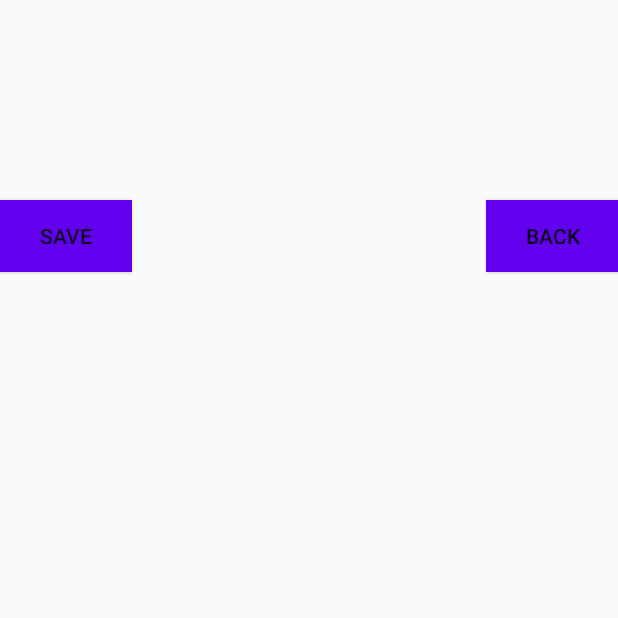
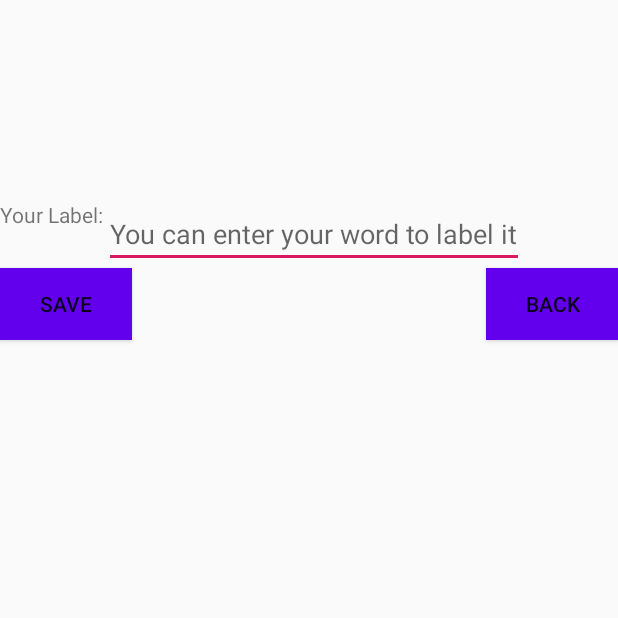
Before and after one commit to shabulayu/android-final-project, an Android app: the activity_details_newyork screen opened directly, with no data from a screen before it, after a tap on "SAVE", on a phone screen of 412 x 824 dp, the top half of it. Run offline under Robolectric (Android 15) with nearby library versions, the phone set to English and light mode, and no system bars; 4 statements that could not run were skipped.

Commit message:
finish the milestone 2_Yongli

```diff
--- a/app/src/main/AndroidManifest.xml
+++ b/app/src/main/AndroidManifest.xml
@@ -14,12 +14,13 @@
         android:theme="@style/AppTheme"
         android:usesCleartextTraffic="true">
         <activity android:name=".NewYorkTimes.saved_list_newyork"></activity>
-        <activity android:name=".seved_activity_newyork" />
+        <activity android:name=".NewYorkTimes.seved_activity_newyork" />
         <activity android:name=".NewsFeed.NewsSavedArticle" />
         <activity android:name=".NewsFeed.NewsArticle" />
         <activity android:name=".NewsFeed.NewsFeed" />
         <activity android:name=".NewYorkTimes.activity_newyork" />
         <activity android:name=".NewYorkTimes.Empty_newyork" />
+
         <activity android:name=".MainActivity">
             <intent-filter>
                 <action android:name="android.intent.action.MAIN" />
--- a/app/src/main/java/com/example/finalproject/NewYorkTimes/activity_details_newyork.java
+++ b/app/src/main/java/com/example/finalproject/NewYorkTimes/activity_details_newyork.java
@@ -1,21 +1,18 @@
 package com.example.finalproject.NewYorkTimes;
 
-import android.app.Activity;
-import android.content.Intent;
+import android.content.Context;
+import android.content.SharedPreferences;
 import android.os.Bundle;
 import android.support.design.widget.Snackbar;
 import android.support.v4.app.Fragment;
-import android.support.v7.app.AppCompatActivity;
 import android.support.v7.widget.Toolbar;
-import android.text.Html;
-import android.util.Log;
 import android.view.LayoutInflater;
 import android.view.View;
 import android.view.ViewGroup;
 import android.widget.Button;
+import android.widget.EditText;
 import android.widget.TextView;
 import android.widget.Toast;
-
 
 import com.example.finalproject.R;
 
@@ -29,6 +26,9 @@ public class activity_details_newyork extends Fragment {
     Button delete;
     Button back;
     Toolbar tBar;
+    EditText editLabel;
+    SharedPreferences sp;
+    String userLabel;
 
     /**
      * Override the onCreateView method to display the details
@@ -50,6 +50,7 @@ public class activity_details_newyork extends Fragment {
         delete = result.findViewById(R.id.deleteButton);
         back = result.findViewById(R.id.snackTest);
         tBar = result.findViewById(R.id.toolbar);
+        editLabel = result.findViewById(R.id.label);
 
         //show the article title
         TextView title = (TextView)result.findViewById(R.id.title);
@@ -70,7 +71,7 @@ public class activity_details_newyork extends Fragment {
         // add a click listener for save button:
         save.setOnClickListener( clk -> {
 
-            Toast.makeText(getActivity(), "Saved", Toast.LENGTH_LONG).show();
+            Toast.makeText(getActivity(), getResources().getString(R.string.toastSaved), Toast.LENGTH_LONG).show();
 
         });
 
@@ -83,7 +84,23 @@ public class activity_details_newyork extends Fragment {
                     });
             sb.show();
         });
+            sp = getActivity().getSharedPreferences("UserLables", Context.MODE_PRIVATE);
+            String saveString = sp.getString("label", "");
+            editLabel.setText(saveString);
+
+
         return result;
     }
 
+    @Override
+    public void onPause() {
+        super.onPause();
+        //get an editor object
+        SharedPreferences.Editor editor = sp.edit();
+        //save what was typed under the name "kewWord"
+        String whatWasTyped = editLabel.getText().toString();
+        editor.putString("label", whatWasTyped);
+        //write it to disk:
+        editor.commit();
+    }
 }
--- a/app/src/main/res/layout/activity_detail_newyork.xml
+++ b/app/src/main/res/layout/activity_detail_newyork.xml
@@ -29,10 +29,22 @@
         android:layout_below="@+id/link"
         android:id="@+id/description"/>
 
+    <TextView android:layout_height="wrap_content"
+        android:layout_width="wrap_content"
+        android:layout_below="@+id/description"
+        android:text="@string/labelN"
+        android:id="@+id/labelText"/>
+    <EditText android:layout_height="wrap_content"
+        android:layout_width="wrap_content"
+        android:hint="@string/label"
+        android:layout_below="@+id/description"
+        android:layout_toEndOf="@+id/labelText"
+        android:id="@+id/label"/>
+
     <Button
         android:layout_width="wrap_content"
         android:layout_height="wrap_content"
-        android:layout_below="@+id/description"
+        android:layout_below="@+id/label"
         android:layout_alignParentLeft="true"
         android:text="@string/savedN"
         android:background="@color/design_default_color_primary"
@@ -41,7 +53,7 @@
     <Button
         android:layout_width="wrap_content"
         android:layout_height="wrap_content"
-        android:layout_below="@+id/description"
+        android:layout_below="@+id/label"
         android:layout_alignParentEnd="true"
         android:layout_alignParentLeft="true"
         android:text="@string/backN"
--- a/app/src/main/res/values/strings.xml
+++ b/app/src/main/res/values/strings.xml
@@ -24,6 +24,10 @@
         When the user clicks one article, it will shows the details of the article.</string>
     <string name="backSnack">Go Back?</string>
     <string name="yes">Yes</string>
+    <string name="label">You can enter your word to label it</string>
+    <string name="toastSaved">Saved</string>
+    <string name="labelN">Your Label: </string>
+
 
 
 </resources>
```
Also changed, not shown: app/src/main/java/com/example/finalproject/NewYorkTimes/TimesNews.java (+22 -1 lines), 1 other file.
